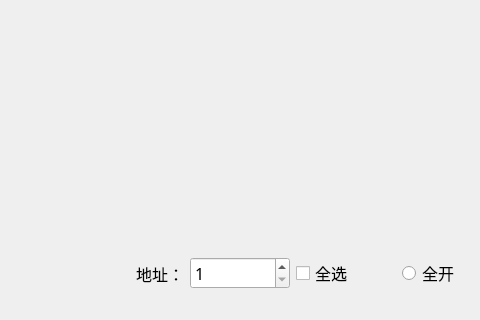
First picture: the form in IDC_TestSystem/mpdu/m_test/m_testsw/mtest_swwid.ui, repository ChinaClever/IDC_TestSystem, before the edit; both pictures show x 303 to 783 and y 398 to 718 of the 1424 by 718 pixel window.
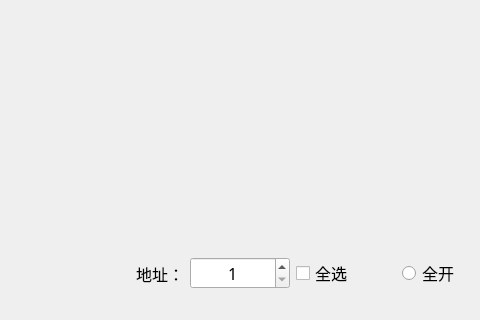
Second picture: the form after the edit.

The edit to the form file:
```diff
--- a/IDC_TestSystem/mpdu/m_test/m_testsw/mtest_swwid.ui
+++ b/IDC_TestSystem/mpdu/m_test/m_testsw/mtest_swwid.ui
@@ -305,6 +305,9 @@
           <pointsize>12</pointsize>
          </font>
         </property>
+        <property name="alignment">
+         <set>Qt::AlignCenter</set>
+        </property>
         <property name="minimum">
          <number>1</number>
         </property>
```
